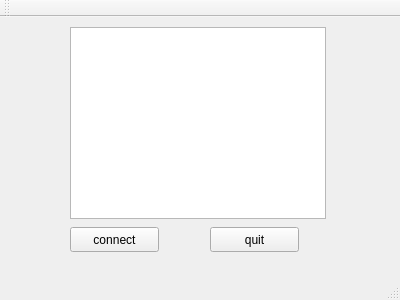
Old version of the form qt/chat/socket/mainwindow.ui in the repository TIWTIW/causual-project.
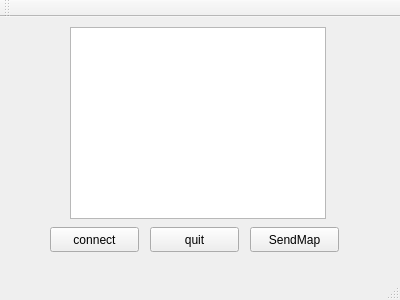
New version of the form.

What changed in the file:
```diff
--- a/qt/chat/socket/mainwindow.ui
+++ b/qt/chat/socket/mainwindow.ui
@@ -17,7 +17,7 @@
    <widget class="QPushButton" name="pushButton">
     <property name="geometry">
      <rect>
-      <x>70</x>
+      <x>50</x>
       <y>210</y>
       <width>89</width>
       <height>25</height>
@@ -30,7 +30,7 @@
    <widget class="QPushButton" name="pushButton_2">
     <property name="geometry">
      <rect>
-      <x>210</x>
+      <x>150</x>
       <y>210</y>
       <width>89</width>
       <height>25</height>
@@ -50,6 +50,19 @@
      </rect>
     </property>
    </widget>
+   <widget class="QPushButton" name="pushButton_3">
+    <property name="geometry">
+     <rect>
+      <x>250</x>
+      <y>210</y>
+      <width>89</width>
+      <height>25</height>
+     </rect>
+    </property>
+    <property name="text">
+     <string>SendMap</string>
+    </property>
+   </widget>
   </widget>
   <widget class="QMenuBar" name="menuBar">
    <property name="geometry">
```
